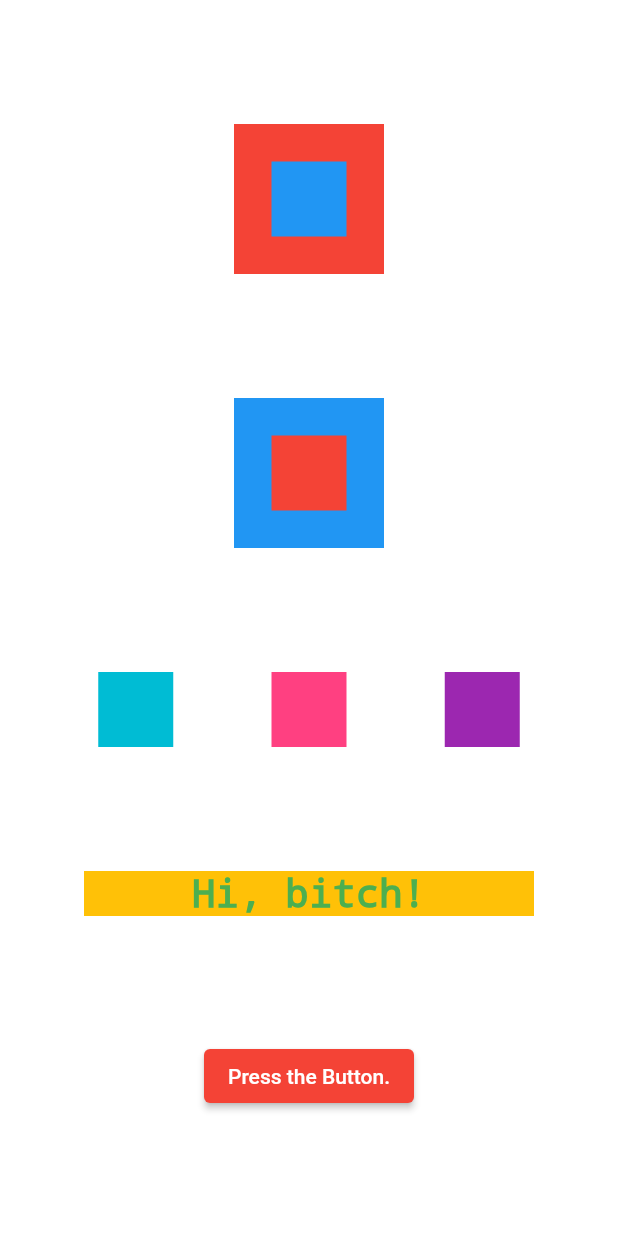
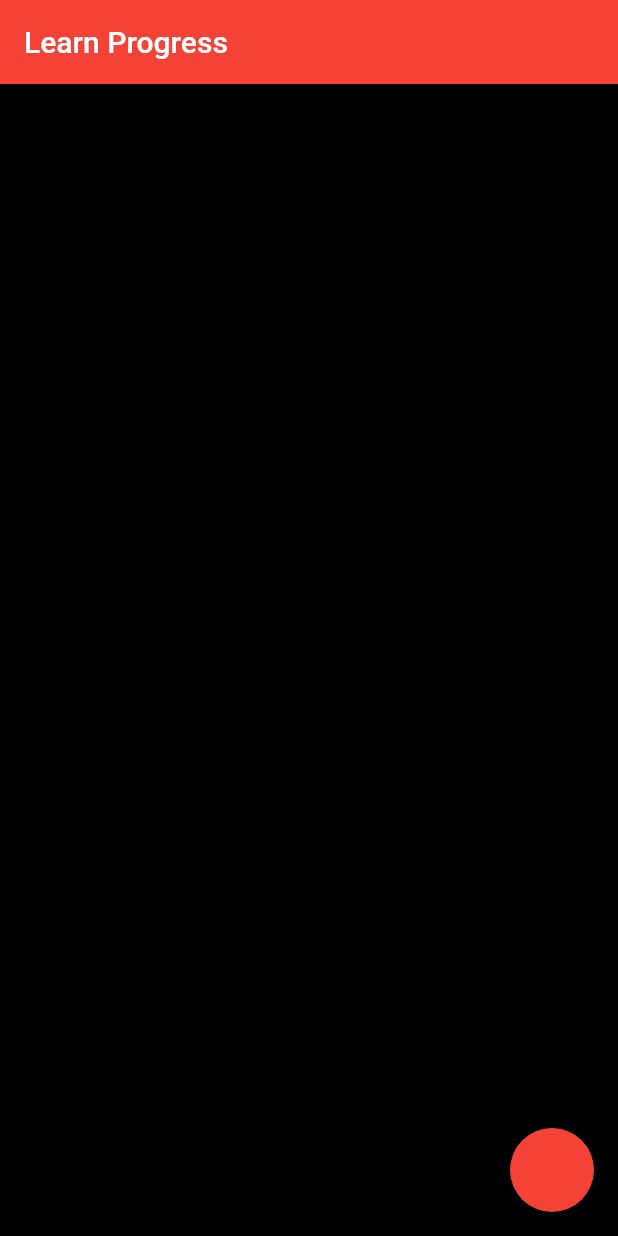
Before and after one commit to RickHPotter/self_study_notes.dart, a Flutter app: the screen it shows after launch, on a phone screen of 412 x 824 dp. Run offline on Flutter 3.47's test engine with Material 2 defaults, Android fonts, the phone set to English and light mode, and no system bars.

Commit message:
ReadMe Att.

```diff
--- a/lib/main.dart
+++ b/lib/main.dart
@@ -15,63 +15,15 @@ class MyApp extends StatelessWidget {
         theme: ThemeData(
           primarySwatch: Colors.red,
         ),
-        home: Container(
-          color: Colors.white,
-          child: Column (
-            mainAxisAlignment: MainAxisAlignment.spaceEvenly,
-            crossAxisAlignment: CrossAxisAlignment.center,
-            children: [
-              Stack(
-                alignment: AlignmentDirectional.center,
-                children: [
-                  Container(color: Colors.red, height: 100, width: 100),
-                  Container(color: Colors.blue, height: 50, width: 50),
-                ],
-              ),
-              Stack(
-                alignment: AlignmentDirectional.center,
-                children: [
-                  Container(color: Colors.blue, height: 100, width: 100),
-                  Container(color: Colors.red, height: 50, width: 50),
-                ],
-              ),
-              Row(
-                mainAxisAlignment: MainAxisAlignment.spaceEvenly,
-                children: [
-                  Container(
-                    color: Colors.cyan, height: 50, width: 50,
-                  ),
-                  Container(
-                    color: Colors.pinkAccent, height: 50, width: 50,
-                  ),
-                  Container(
-                    color: Colors.purple, height: 50, width: 50,
-                  ),
-                ],
-              ),
-              Container(
-                color: Colors.amber,
-                height: 30,
-                width: 300,
-                child: const Text(
-                  'Hi, bitch!',
-                  style: TextStyle(
-                    color: Colors.green,
-                    fontSize: 26,
-                    decoration: TextDecoration.none,
-                  ),
-                  textAlign: TextAlign.center,
-                ),
-              ),
-              ElevatedButton(
-                  onPressed: (){
-                    print('You pressed the button');
-                  },
-                  child: const Text('Press the Button.')
-              ),
-            ], // Children
+        home: Scaffold(
+          appBar: AppBar(
+            title: const Text('Learn Progress'),
           ),
-        )
+          body: Container(
+            color: Colors.black,
+          ),
+          floatingActionButton: FloatingActionButton(onPressed: () {})
+        ),
     );
   }
 }
```
Also changed, not shown: lib/one_getting_started.dart (added, +57 -0 lines), 1 other file.
